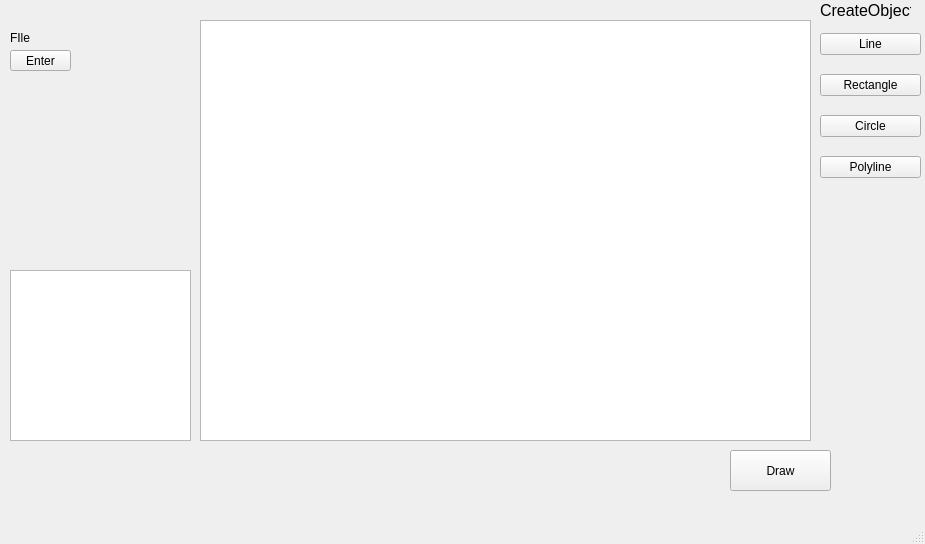
First picture: the form in Project13Qt/mainwindow.ui, repository Florcher/Educational-lesson, before the edit.
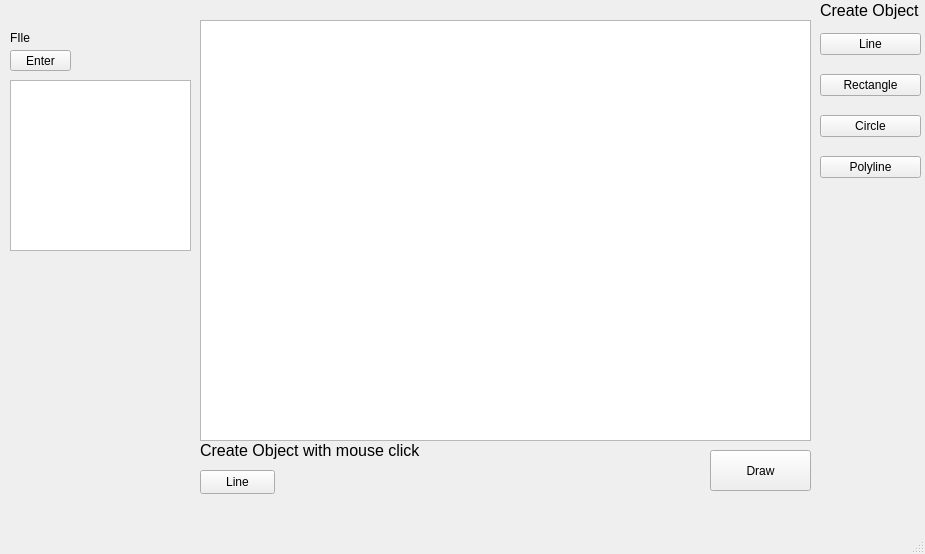
Second picture: the form after the edit.

Patch:
```diff
--- a/Project13Qt/mainwindow.ui
+++ b/Project13Qt/mainwindow.ui
@@ -7,7 +7,7 @@
     <x>0</x>
     <y>0</y>
     <width>925</width>
-    <height>544</height>
+    <height>554</height>
    </rect>
   </property>
   <property name="windowTitle">
@@ -17,7 +17,7 @@
    <widget class="QPushButton" name="btnDraw">
     <property name="geometry">
      <rect>
-      <x>730</x>
+      <x>710</x>
       <y>450</y>
       <width>101</width>
       <height>41</height>
@@ -68,12 +68,12 @@
      <rect>
       <x>820</x>
       <y>0</y>
-      <width>91</width>
+      <width>101</width>
       <height>21</height>
      </rect>
     </property>
     <property name="text">
-     <string>&lt;html&gt;&lt;head/&gt;&lt;body&gt;&lt;p align=&quot;justify&quot;&gt;&lt;span style=&quot; font-size:12pt;&quot;&gt;CreateObject&lt;/span&gt;&lt;/p&gt;&lt;/body&gt;&lt;/html&gt;</string>
+     <string>&lt;html&gt;&lt;head/&gt;&lt;body&gt;&lt;p align=&quot;justify&quot;&gt;&lt;span style=&quot; font-size:12pt;&quot;&gt;Create Object&lt;/span&gt;&lt;/p&gt;&lt;/body&gt;&lt;/html&gt;</string>
     </property>
    </widget>
    <widget class="QWidget" name="layoutWidget">
@@ -120,12 +120,38 @@
     <property name="geometry">
      <rect>
       <x>10</x>
-      <y>270</y>
+      <y>80</y>
       <width>181</width>
       <height>171</height>
      </rect>
     </property>
    </widget>
+   <widget class="QLabel" name="label_2">
+    <property name="geometry">
+     <rect>
+      <x>200</x>
+      <y>440</y>
+      <width>221</width>
+      <height>21</height>
+     </rect>
+    </property>
+    <property name="text">
+     <string>&lt;html&gt;&lt;head/&gt;&lt;body&gt;&lt;p&gt;&lt;span style=&quot; font-size:12pt;&quot;&gt;Create Object with mouse click &lt;/span&gt;&lt;/p&gt;&lt;/body&gt;&lt;/html&gt;</string>
+    </property>
+   </widget>
+   <widget class="QPushButton" name="btnCreateLineWithClik">
+    <property name="geometry">
+     <rect>
+      <x>200</x>
+      <y>470</y>
+      <width>75</width>
+      <height>24</height>
+     </rect>
+    </property>
+    <property name="text">
+     <string>Line</string>
+    </property>
+   </widget>
   </widget>
   <widget class="QMenuBar" name="menubar">
    <property name="geometry">
```
